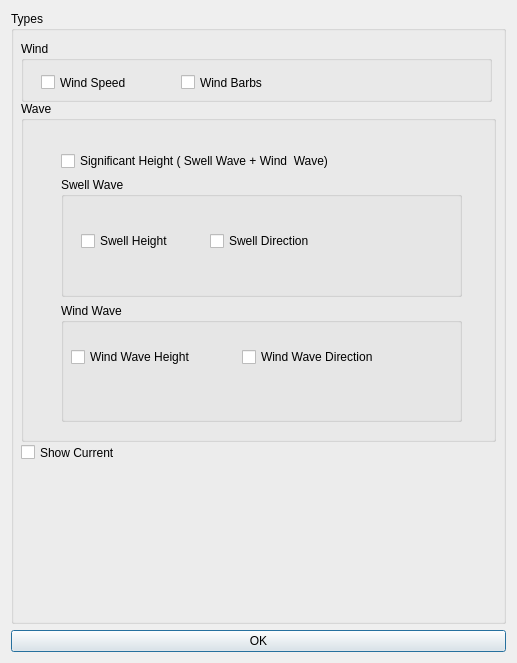
Above: src/rendertypes.ui from Kartikeyapan598/Grib before the change. Below: the same form after it.
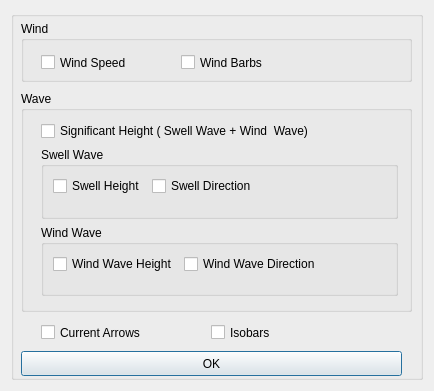
That is the form after the change.

What changed in the file:
```diff
--- a/src/rendertypes.ui
+++ b/src/rendertypes.ui
@@ -6,8 +6,8 @@
    <rect>
     <x>0</x>
     <y>0</y>
-    <width>517</width>
-    <height>663</height>
+    <width>434</width>
+    <height>391</height>
    </rect>
   </property>
   <property name="windowTitle">
@@ -17,15 +17,15 @@
    <item>
     <widget class="QGroupBox" name="groupBox">
      <property name="title">
-      <string>Types</string>
+      <string/>
      </property>
      <widget class="QGroupBox" name="WaveGroupBox">
       <property name="geometry">
        <rect>
         <x>10</x>
-        <y>90</y>
-        <width>475</width>
-        <height>341</height>
+        <y>80</y>
+        <width>391</width>
+        <height>221</height>
        </rect>
       </property>
       <property name="title">
@@ -34,10 +34,10 @@
       <widget class="QWidget" name="layoutWidget">
        <property name="geometry">
         <rect>
-         <x>40</x>
-         <y>50</y>
-         <width>401</width>
-         <height>271</height>
+         <x>20</x>
+         <y>30</y>
+         <width>357</width>
+         <height>175</height>
         </rect>
        </property>
        <layout class="QVBoxLayout" name="verticalLayout">
@@ -53,15 +53,8 @@
           <property name="title">
            <string>Swell Wave</string>
           </property>
-          <widget class="QWidget" name="layoutWidget">
-           <property name="geometry">
-            <rect>
-             <x>20</x>
-             <y>50</y>
-             <width>251</width>
-             <height>28</height>
-            </rect>
-           </property>
+          <layout class="QFormLayout" name="formLayout">
+           <item row="0" column="0">
            <layout class="QHBoxLayout" name="horizontalLayout">
             <item>
              <widget class="QCheckBox" name="SwellWaveHeightBox">
@@ -78,7 +71,8 @@
              </widget>
             </item>
            </layout>
-          </widget>
+           </item>
+          </layout>
          </widget>
         </item>
         <item>
@@ -86,15 +80,8 @@
           <property name="title">
            <string>Wind Wave</string>
           </property>
-          <widget class="QWidget" name="layoutWidget">
-           <property name="geometry">
-            <rect>
-             <x>10</x>
-             <y>40</y>
-             <width>335</width>
-             <height>28</height>
-            </rect>
-           </property>
+          <layout class="QFormLayout" name="formLayout_2">
+           <item row="0" column="0">
            <layout class="QHBoxLayout" name="horizontalLayout_2">
             <item>
              <widget class="QCheckBox" name="WindWaveHeightBox">
@@ -111,7 +98,8 @@
              </widget>
             </item>
            </layout>
-          </widget>
+           </item>
+          </layout>
          </widget>
         </item>
        </layout>
@@ -120,22 +108,22 @@
      <widget class="QCheckBox" name="CurrentBox">
       <property name="geometry">
        <rect>
-        <x>10</x>
-        <y>430</y>
+        <x>30</x>
+        <y>310</y>
         <width>118</width>
         <height>23</height>
        </rect>
       </property>
       <property name="text">
-       <string>Show Current</string>
+       <string>Current Arrows</string>
       </property>
      </widget>
      <widget class="QGroupBox" name="groupBox_2">
       <property name="geometry">
        <rect>
         <x>10</x>
-        <y>30</y>
-        <width>471</width>
+        <y>10</y>
+        <width>391</width>
         <height>61</height>
        </rect>
       </property>
@@ -169,13 +157,35 @@
        </property>
       </widget>
      </widget>
-    </widget>
-   </item>
-   <item>
     <widget class="QPushButton" name="pushButton">
+      <property name="geometry">
+       <rect>
+        <x>10</x>
+        <y>340</y>
+        <width>381</width>
+        <height>25</height>
+       </rect>
+      </property>
      <property name="text">
       <string>OK</string>
      </property>
+     </widget>
+     <widget class="QCheckBox" name="IsobarsBox">
+      <property name="geometry">
+       <rect>
+        <x>200</x>
+        <y>310</y>
+        <width>92</width>
+        <height>23</height>
+       </rect>
+      </property>
+      <property name="cursor">
+       <cursorShape>ArrowCursor</cursorShape>
+      </property>
+      <property name="text">
+       <string>Isobars</string>
+      </property>
+     </widget>
     </widget>
    </item>
   </layout>
```
Lines whose indentation alone changed are shown as unchanged.
